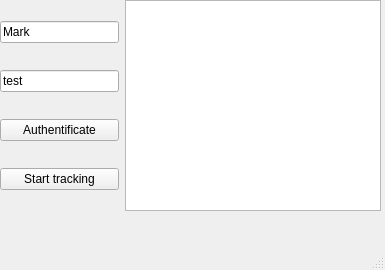
Before: the Qt Designer form src/tracker/clients/meego/ui/mainwindow.ui in OSLL/geo2tag, drawn with Qt 5.
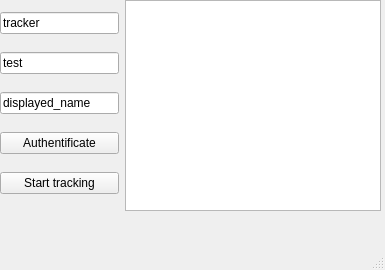
After: the same form once the commit is applied.

```diff
--- a/src/tracker/clients/meego/ui/mainwindow.ui
+++ b/src/tracker/clients/meego/ui/mainwindow.ui
@@ -35,7 +35,7 @@
        <item>
         <widget class="QLineEdit" name="loginEdit">
          <property name="text">
-          <string>Mark</string>
+          <string>tracker</string>
          </property>
         </widget>
        </item>
@@ -46,6 +46,13 @@
          </property>
         </widget>
        </item>
+       <item>
+        <widget class="QLineEdit" name="nameEdit">
+         <property name="text">
+          <string>displayed_name</string>
+         </property>
+        </widget>
+       </item>
        <item>
         <widget class="QPushButton" name="auth_button">
          <property name="text">
```
